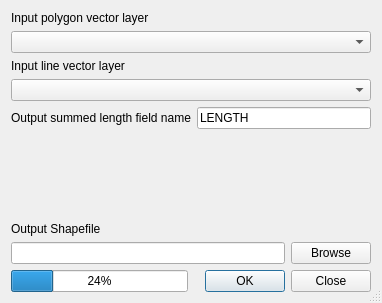
Above: python/plugins/fTools/tools/frmSumLines.ui from qgis/QGIS before the change. Below: the same form after it.
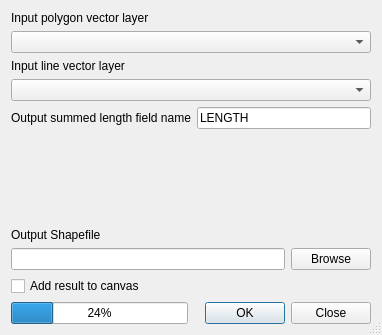
That is the form after the change.

Patch:
```diff
--- a/python/plugins/fTools/tools/frmSumLines.ui
+++ b/python/plugins/fTools/tools/frmSumLines.ui
@@ -10,7 +10,7 @@
     <x>0</x>
     <y>0</y>
     <width>382</width>
-    <height>303</height>
+    <height>335</height>
    </rect>
   </property>
   <property name="windowTitle">
@@ -20,7 +20,35 @@
    <bool>true</bool>
   </property>
   <layout class="QGridLayout" name="gridLayout">
-   <item row="2" column="0" colspan="2">
+   <item row="0" column="0">
+    <layout class="QVBoxLayout">
+     <item>
+      <widget class="QLabel" name="label_3">
+       <property name="text">
+        <string>Input polygon vector layer</string>
+       </property>
+      </widget>
+     </item>
+     <item>
+      <widget class="QComboBox" name="inPolygon"/>
+     </item>
+    </layout>
+   </item>
+   <item row="1" column="0">
+    <layout class="QVBoxLayout">
+     <item>
+      <widget class="QLabel" name="label_4">
+       <property name="text">
+        <string>Input line vector layer</string>
+       </property>
+      </widget>
+     </item>
+     <item>
+      <widget class="QComboBox" name="inPoint"/>
+     </item>
+    </layout>
+   </item>
+   <item row="2" column="0">
     <layout class="QHBoxLayout">
      <item>
       <widget class="QLabel" name="label_5">
@@ -41,7 +69,7 @@
      </item>
     </layout>
    </item>
-   <item row="3" column="0" colspan="2">
+   <item row="3" column="0">
     <spacer>
      <property name="orientation">
       <enum>Qt::Vertical</enum>
@@ -54,7 +82,7 @@
      </property>
     </spacer>
    </item>
-   <item row="4" column="0" colspan="2">
+   <item row="4" column="0">
     <layout class="QVBoxLayout" name="verticalLayout">
      <item>
       <widget class="QLabel" name="label_2">
@@ -83,54 +111,37 @@
      </item>
     </layout>
    </item>
-   <item row="0" column="0" colspan="2">
-    <layout class="QVBoxLayout">
-     <item>
-      <widget class="QLabel" name="label_3">
-       <property name="text">
-        <string>Input polygon vector layer</string>
-       </property>
-      </widget>
-     </item>
-     <item>
-      <widget class="QComboBox" name="inPolygon"/>
-     </item>
-    </layout>
-   </item>
-   <item row="5" column="1">
-    <widget class="QDialogButtonBox" name="buttonBox_2">
-     <property name="orientation">
-      <enum>Qt::Horizontal</enum>
-     </property>
-     <property name="standardButtons">
-      <set>QDialogButtonBox::Close|QDialogButtonBox::Ok</set>
-     </property>
-    </widget>
-   </item>
    <item row="5" column="0">
-    <widget class="QProgressBar" name="progressBar">
-     <property name="value">
-      <number>24</number>
-     </property>
-     <property name="alignment">
-      <set>Qt::AlignCenter</set>
-     </property>
-     <property name="textVisible">
-      <bool>true</bool>
+    <widget class="QCheckBox" name="addToCanvasCheck">
+     <property name="text">
+      <string>Add result to canvas</string>
      </property>
     </widget>
    </item>
-   <item row="1" column="0" colspan="2">
-    <layout class="QVBoxLayout">
+   <item row="6" column="0">
+    <layout class="QHBoxLayout" name="horizontalLayout_2">
      <item>
-      <widget class="QLabel" name="label_4">
-       <property name="text">
-        <string>Input line vector layer</string>
+      <widget class="QProgressBar" name="progressBar">
+       <property name="value">
+        <number>24</number>
+       </property>
+       <property name="alignment">
+        <set>Qt::AlignCenter</set>
+       </property>
+       <property name="textVisible">
+        <bool>true</bool>
        </property>
       </widget>
      </item>
      <item>
-      <widget class="QComboBox" name="inPoint"/>
+      <widget class="QDialogButtonBox" name="buttonBox_2">
+       <property name="orientation">
+        <enum>Qt::Horizontal</enum>
+       </property>
+       <property name="standardButtons">
+        <set>QDialogButtonBox::Close|QDialogButtonBox::Ok</set>
+       </property>
+      </widget>
      </item>
     </layout>
    </item>
```
Left out of the diff: 1 changed line with no effect on the pictures.
